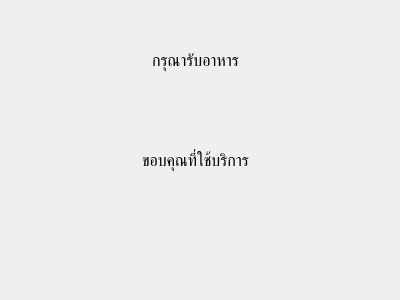
Qt form assets/design/PopupCookFinish.ui (LagSeeN/Py-Food-Vending-Machine) before a commit.
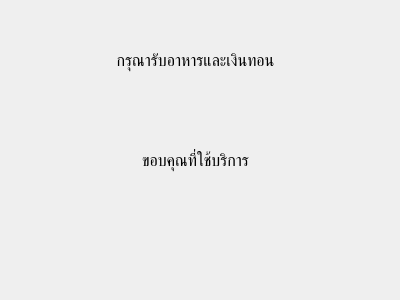
The same form after that commit. Icons and pictures are not drawn.

Commit message: :lipstick: update ui ,rename label

Patch:
```diff
--- a/assets/design/PopupCookFinish.ui
+++ b/assets/design/PopupCookFinish.ui
@@ -10,6 +10,18 @@
     <height>300</height>
    </rect>
   </property>
+  <property name="minimumSize">
+   <size>
+    <width>400</width>
+    <height>300</height>
+   </size>
+  </property>
+  <property name="maximumSize">
+   <size>
+    <width>400</width>
+    <height>300</height>
+   </size>
+  </property>
   <property name="windowTitle">
    <string>Cook - Food Vending Machine</string>
   </property>
@@ -32,7 +44,7 @@
     </font>
    </property>
    <property name="text">
-    <string>กรุณารับอาหาร</string>
+    <string>กรุณารับอาหารและเงินทอน</string>
    </property>
    <property name="alignment">
     <set>Qt::AlignCenter</set>
```
The commit also changes 5 other files.
